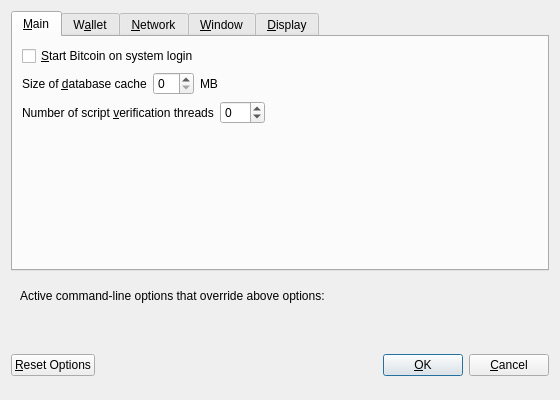
First picture: the form in src/qt/forms/optionsdialog.ui, repository cockcoin/cockcoin, before the edit.
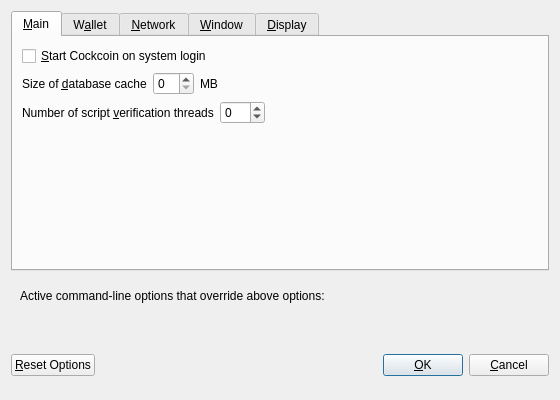
Second picture: the form after the edit. Custom widgets are drawn as their Qt base class.

```diff
--- a/src/qt/forms/optionsdialog.ui
+++ b/src/qt/forms/optionsdialog.ui
@@ -33,7 +33,7 @@
           <string>Automatically start Bitcoin after logging in to the system.</string>
          </property>
          <property name="text">
-          <string>&amp;Start Bitcoin on system login</string>
+          <string>&amp;Start Cockcoin on system login</string>
          </property>
         </widget>
        </item>
```
Left out of the diff: 18 changed lines with no effect on the pictures.
